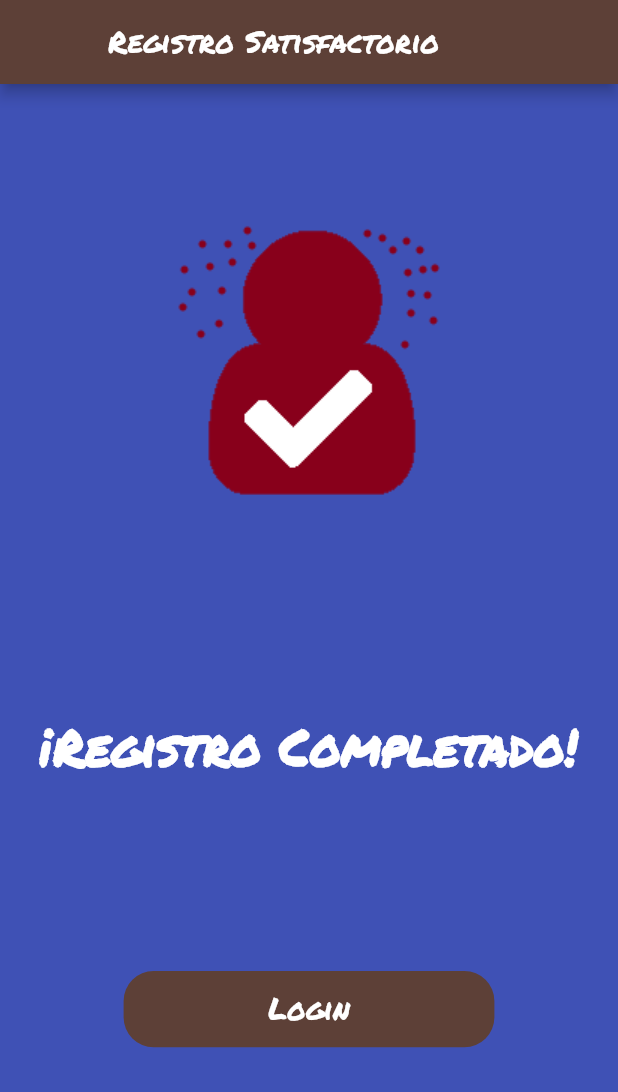
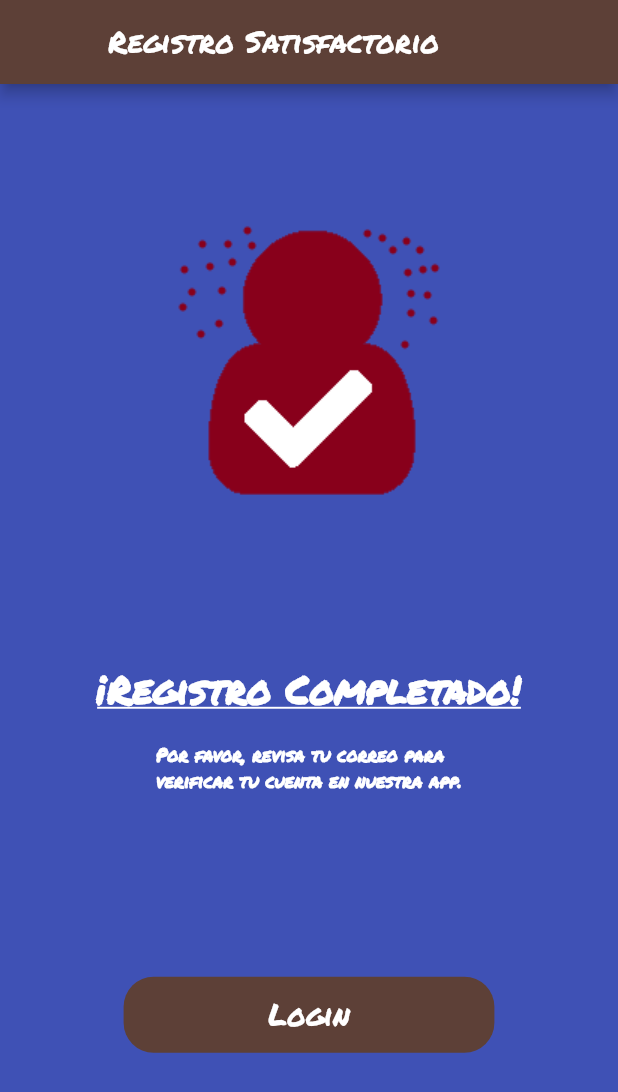
Before and after one commit to david10paz/FunkosShop, a Flutter app: the PantallaRegistrarseSatisfactorio screen opened by its route, on a phone screen of 412 x 824 dp. Shown: the top 1092 px of the screen. Run offline on Flutter 3.47's test engine with Material 2 defaults, Android fonts, the phone set to English and light mode, and no system bars; our stand-ins replace cloud_firestore, firebase_auth, firebase_core, flutter_credit_card, flutter_svg; accounts and stored records are empty.

Commit message:
Función FireBase - Verificación de Cuenta.
Se crea una nueva función con la base de datos, capturando sus excepciones.

```diff
--- a/flutter_zapatillas/lib/design/constantes.dart
+++ b/flutter_zapatillas/lib/design/constantes.dart
@@ -31,7 +31,8 @@ const String numeroVacio = "Introduce tu numero de telefono";
 const String dirVacio = "Introduce tu dirección";
 const String noExiste = "No existe dicho usuario";
 const String noPass = "Contraseña no pertenece al usuario";
-const String existeUsuario = "Cuenta ya se registrada";
+const String existeUsuario = "Cuenta ya registrada";
+const String noVerificadoUsuario = "Usuario no verificado, revise correo";
 
 final otpInputDecoration = InputDecoration(
   contentPadding:
--- a/flutter_zapatillas/lib/pantallas/registrarse/componentes/formulario_registro.dart
+++ b/flutter_zapatillas/lib/pantallas/registrarse/componentes/formulario_registro.dart
@@ -35,12 +35,14 @@ class _FormularioRegistarState extends State<FormularioRegistar> {
       });
   }
 
-  //Firebase - Función que nos hace un nuevo registro de un Nuevo Usuario
+
+  //Firebase - Función que nos hace un nuevo registro de un Nuevo Usuario y envía email para verificación de cuenta.
   Future<void> _crearUsuario() async {
     if (_formKey.currentState.validate()) {
       _formKey.currentState.save();
       try {
         await FirebaseAuth.instance.createUserWithEmailAndPassword(email: email, password: pass);
+        FirebaseAuth.instance.currentUser.sendEmailVerification();
         Navigator.pushNamed(context, PantallaRegistarseCompletar.rutaNombre);
       } on FirebaseAuthException catch (e) {
         if (e.code == 'email-already-in-use') {
--- a/flutter_zapatillas/lib/pantallas/registrarse_satisfactorio/body.dart
+++ b/flutter_zapatillas/lib/pantallas/registrarse_satisfactorio/body.dart
@@ -17,11 +17,21 @@ class Body extends StatelessWidget {
               image: AssetImage('assets/images/login_satisfactorio.png'),
               height: SizeConfig.pantallaAltura * 0.4,
             ),
-            SizedBox(height: SizeConfig.pantallaAltura * 0.08),
+            SizedBox(height: SizeConfig.pantallaAltura * 0.04),
             Text(
               "¡Registro Completado!",
               style: TextStyle(
-                fontSize: getProporcionalPantallaAncho(30),
+                fontSize: 26,
+                fontWeight: FontWeight.bold,
+                color: Colors.white,
+                decoration: TextDecoration.underline
+              ),
+            ),
+            SizedBox(height: SizeConfig.pantallaAltura * 0.02),
+            Text(
+              "Por favor, revisa tu correo para \nverificar tu cuenta en nuestra app.",
+              style: TextStyle(
+                fontSize: 12,
                 fontWeight: FontWeight.bold,
                 color: Colors.white,
               ),
```
Also changed, not shown: flutter_zapatillas/lib/pantallas/iniciar_sesion/componentes/formulario_iniciar.dart (+10 -1 lines), flutter_zapatillas/lib/pantallas/registrarse_completar/componenentes/formulario_registrar_completar.dart (+9 -6 lines), flutter_zapatillas/assets/images/fondo2.png.
